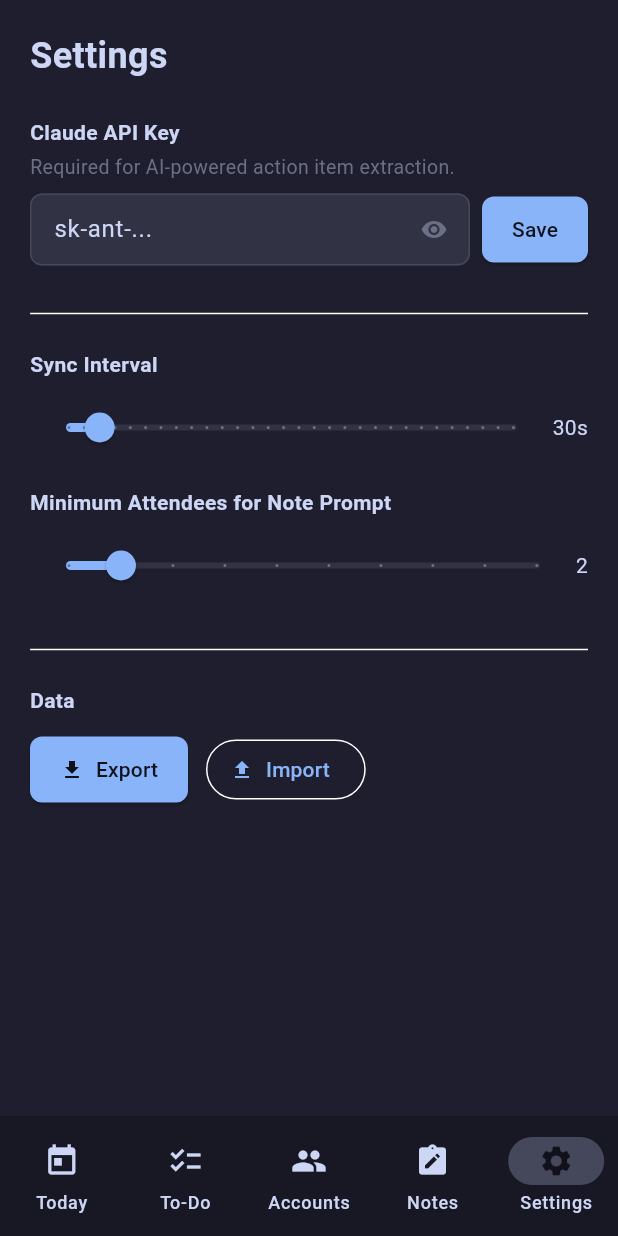
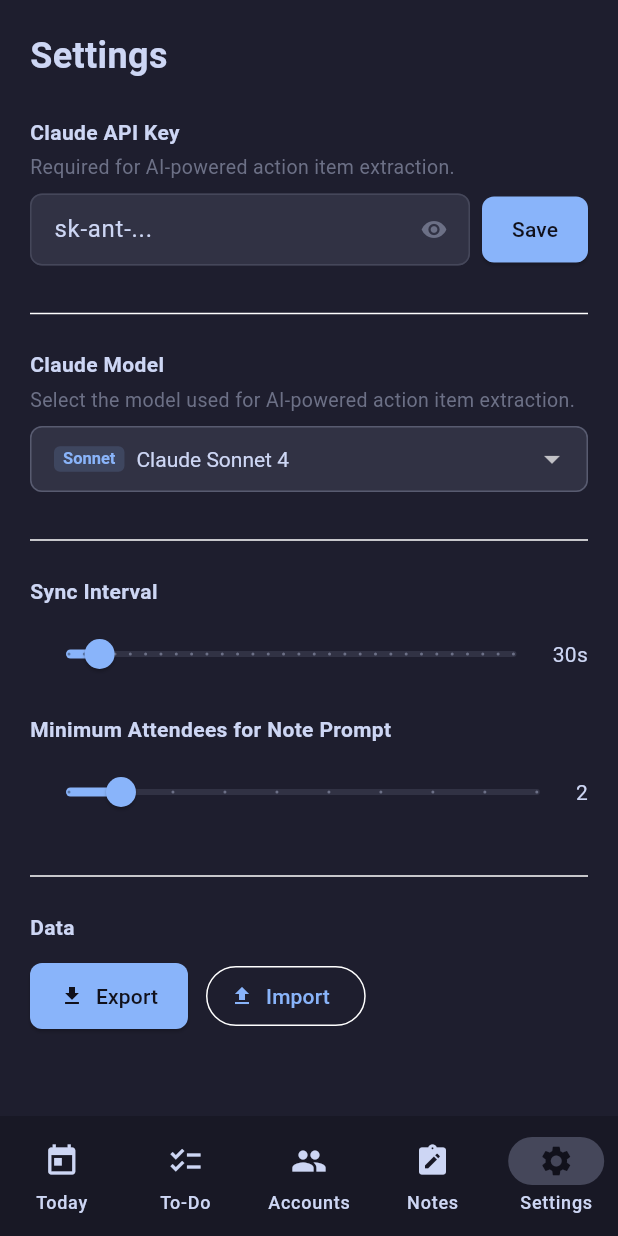
Before and after one commit to ankit2101/CalendarTask-Manager, a Flutter app: the screen it shows after launch, item 5 of the bottom bar chosen, on a phone screen of 412 x 824 dp. Run offline on Flutter 3.47's test engine with Material 3 defaults, Android fonts, the phone set to English and light mode, and no system bars; our stand-ins replace dio, file_picker, flutter_local_notifications, flutter_riverpod, go_router, google_sign_in and 2 more; missing offline and left inert: flutter_appauth, launch_at_startup.

Commit message:
Add Claude model selector to Settings
- Define kClaudeModels list (Opus 4.5, Sonnet 4.5, Sonnet 4, 3.5 Sonnet, 3.5 Haiku, 3 Haiku)
- Persist selected model in AppSettings.claudeModelId
- Pass model to ClaudeClient via setModel(); provider reloads on change
- Dropdown in Settings page with colour-coded tier badges (Opus/Sonnet/Haiku)
- Changing model invalidates claudeClientProvider so it takes effect immediately

Co-Authored-By: Claude Sonnet 4.6 <noreply@anthropic.com>

```diff
--- a/lib/models/settings.dart
+++ b/lib/models/settings.dart
@@ -1,3 +1,22 @@
+/// Available Claude models shown in the Settings dropdown.
+class ClaudeModel {
+  final String id;       // API model ID
+  final String label;    // Display name
+  final String tier;     // 'Opus' | 'Sonnet' | 'Haiku'
+  const ClaudeModel({required this.id, required this.label, required this.tier});
+}
+
+const kClaudeModels = [
+  ClaudeModel(id: 'claude-opus-4-5',             label: 'Claude Opus 4.5',       tier: 'Opus'),
+  ClaudeModel(id: 'claude-sonnet-4-5',           label: 'Claude Sonnet 4.5',     tier: 'Sonnet'),
+  ClaudeModel(id: 'claude-sonnet-4-20250514',    label: 'Claude Sonnet 4',       tier: 'Sonnet'),
+  ClaudeModel(id: 'claude-3-5-sonnet-20241022',  label: 'Claude 3.5 Sonnet',     tier: 'Sonnet'),
+  ClaudeModel(id: 'claude-haiku-3-5-20241022',   label: 'Claude 3.5 Haiku',      tier: 'Haiku'),
+  ClaudeModel(id: 'claude-3-haiku-20240307',     label: 'Claude 3 Haiku',        tier: 'Haiku'),
+];
+
+const kDefaultClaudeModelId = 'claude-sonnet-4-20250514';
+
 class AppSettings {
   final int pollingIntervalSeconds;
   final int promptDelayMinutes;
@@ -6,6 +25,7 @@ class AppSettings {
   final bool showDockIcon;
   final String globalShortcutQuickNote;
   final String globalShortcutToggleApp;
+  final String claudeModelId;
 
   const AppSettings({
     this.pollingIntervalSeconds = 30,
@@ -15,13 +35,14 @@ class AppSettings {
     this.showDockIcon = false,
     this.globalShortcutQuickNote = 'CommandOrControl+Shift+N',
     this.globalShortcutToggleApp = 'CommandOrControl+Shift+M',
+    this.claudeModelId = kDefaultClaudeModelId,
   });
 
   AppSettings copyWith({
     int? pollingIntervalSeconds, int? promptDelayMinutes,
     int? minimumAttendeesForPrompt, bool? launchAtLogin,
     bool? showDockIcon, String? globalShortcutQuickNote,
-    String? globalShortcutToggleApp,
+    String? globalShortcutToggleApp, String? claudeModelId,
   }) => AppSettings(
     pollingIntervalSeconds: pollingIntervalSeconds ?? this.pollingIntervalSeconds,
     promptDelayMinutes: promptDelayMinutes ?? this.promptDelayMinutes,
@@ -30,6 +51,7 @@ class AppSettings {
     showDockIcon: showDockIcon ?? this.showDockIcon,
     globalShortcutQuickNote: globalShortcutQuickNote ?? this.globalShortcutQuickNote,
     globalShortcutToggleApp: globalShortcutToggleApp ?? this.globalShortcutToggleApp,
+    claudeModelId: claudeModelId ?? this.claudeModelId,
   );
 
   Map<String, dynamic> toJson() => {
@@ -40,6 +62,7 @@ class AppSettings {
     'showDockIcon': showDockIcon,
     'globalShortcutQuickNote': globalShortcutQuickNote,
     'globalShortcutToggleApp': globalShortcutToggleApp,
+    'claudeModelId': claudeModelId,
   };
 
   factory AppSettings.fromJson(Map<String, dynamic> json) => AppSettings(
@@ -50,5 +73,6 @@ class AppSettings {
     showDockIcon: json['showDockIcon'] as bool? ?? false,
     globalShortcutQuickNote: json['globalShortcutQuickNote'] as String? ?? 'CommandOrControl+Shift+N',
     globalShortcutToggleApp: json['globalShortcutToggleApp'] as String? ?? 'CommandOrControl+Shift+M',
+    claudeModelId: json['claudeModelId'] as String? ?? kDefaultClaudeModelId,
   );
 }
--- a/lib/pages/settings_page.dart
+++ b/lib/pages/settings_page.dart
@@ -6,6 +6,7 @@ import 'package:flutter_riverpod/flutter_riverpod.dart';
 import 'package:launch_at_startup/launch_at_startup.dart';
 import '../core/theme/catppuccin_mocha.dart';
 import '../providers/app_providers.dart';
+import '../models/settings.dart';
 import '../services/storage/app_database.dart';
 import '../services/auth/token_store.dart';
 
@@ -93,6 +94,77 @@ class _SettingsPageState extends ConsumerState<SettingsPage> {
               const SizedBox(width: 8),
               ElevatedButton(onPressed: _saveApiKey, child: const Text('Save')),
             ],
+          ),
+          const SizedBox(height: 24),
+          const Divider(),
+          const SizedBox(height: 16),
+
+          // Claude Model
+          const Text('Claude Model', style: TextStyle(fontWeight: FontWeight.w600, color: CatppuccinMocha.text)),
+          const SizedBox(height: 4),
+          const Text(
+            'Select the model used for AI-powered action item extraction.',
+            style: TextStyle(fontSize: 13, color: CatppuccinMocha.overlay0),
+          ),
+          const SizedBox(height: 8),
+          DropdownButtonFormField<String>(
+            value: kClaudeModels.any((m) => m.id == settings.claudeModelId)
+                ? settings.claudeModelId
+                : kDefaultClaudeModelId,
+            dropdownColor: CatppuccinMocha.surface0,
+            style: const TextStyle(color: CatppuccinMocha.text, fontSize: 14),
+            decoration: InputDecoration(
+              isDense: true,
+              filled: true,
+              fillColor: CatppuccinMocha.surface0,
+              border: OutlineInputBorder(
+                borderRadius: BorderRadius.circular(8),
+                borderSide: const BorderSide(color: CatppuccinMocha.surface2),
+              ),
+              enabledBorder: OutlineInputBorder(
+                borderRadius: BorderRadius.circular(8),
+                borderSide: const BorderSide(color: CatppuccinMocha.surface2),
+              ),
+              focusedBorder: OutlineInputBorder(
+                borderRadius: BorderRadius.circular(8),
+                borderSide: const BorderSide(color: CatppuccinMocha.mauve),
+              ),
+              contentPadding: const EdgeInsets.symmetric(horizontal: 12, vertical: 10),
+            ),
+            items: kClaudeModels.map((model) {
+              final tierColor = model.tier == 'Opus'
+                  ? CatppuccinMocha.mauve
+                  : model.tier == 'Sonnet'
+                      ? CatppuccinMocha.blue
+                      : CatppuccinMocha.teal;
+              return DropdownMenuItem(
+                value: model.id,
+                child: Row(
+                  children: [
+                    Container(
+                      padding: const EdgeInsets.symmetric(horizontal: 6, vertical: 2),
+                      decoration: BoxDecoration(
+                        color: tierColor.withValues(alpha: 0.15),
+                        borderRadius: BorderRadius.circular(4),
+                      ),
+                      child: Text(
+                        model.tier,
+                        style: TextStyle(color: tierColor, fontSize: 11, fontWeight: FontWeight.w600),
+                      ),
+                    ),
+                    const SizedBox(width: 8),
+                    Text(model.label, style: const TextStyle(color: CatppuccinMocha.text)),
+                  ],
+                ),
+              );
+            }).toList(),
+            onChanged: (val) {
+              if (val == null) return;
+              ref.read(settingsProvider.notifier).update(
+                settings.copyWith(claudeModelId: val),
+              );
+              ref.invalidate(claudeClientProvider);
+            },
           ),
           const SizedBox(height: 24),
           const Divider(),
--- a/lib/providers/app_providers.dart
+++ b/lib/providers/app_providers.dart
@@ -144,11 +144,13 @@ class TodosNotifier extends StateNotifier<List<TodoTask>> {
   void reload() => _load();
 }
 
-// Claude AI client — loads API key from secure storage on creation
+// Claude AI client — loads API key + selected model from storage on creation
 final claudeClientProvider = FutureProvider<ClaudeClient>((ref) async {
   final client = ClaudeClient();
   final key = await TokenStore.instance.loadSecret('claude-api-key');
   if (key != null && key.isNotEmpty) client.setApiKey(key);
+  final db = await AppDatabase.getInstance();
+  client.setModel(db.getSettings().claudeModelId);
   return client;
 });
 
--- a/lib/services/ai/claude_client.dart
+++ b/lib/services/ai/claude_client.dart
@@ -12,9 +12,14 @@ class ClaudeClient {
   ));
 
   String? _apiKey;
+  String _modelId = 'claude-sonnet-4-20250514';
 
   void setApiKey(String key) {
     _apiKey = key;
+  }
+
+  void setModel(String modelId) {
+    _modelId = modelId;
   }
 
   Future<List<ActionItem>> extractActionItems(String note, NormalizedEvent event) async {
@@ -41,7 +46,7 @@ Return ONLY the JSON array, no other text.''';
       '/v1/messages',
       options: Options(headers: {'x-api-key': _apiKey}),
       data: {
-        'model': 'claude-sonnet-4-20250514',
+        'model': _modelId,
         'max_tokens': 1024,
         'messages': [
           {'role': 'user', 'content': prompt}
```
